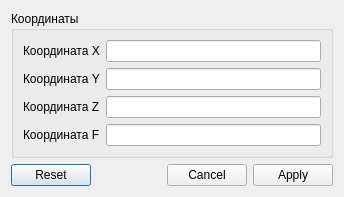
The window that src/manualcontrol.ui (EvgeneOskin/usb-machine) describes before a commit, drawn with Qt 5.
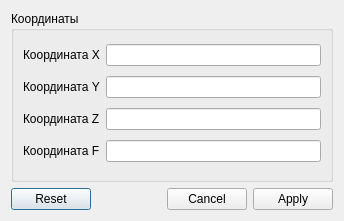
The same window after the commit.

```diff
--- a/src/manualcontrol.ui
+++ b/src/manualcontrol.ui
@@ -7,7 +7,7 @@
     <x>0</x>
     <y>0</y>
     <width>344</width>
-    <height>190</height>
+    <height>221</height>
    </rect>
   </property>
   <property name="windowTitle">
@@ -37,9 +37,6 @@
           <property name="inputMask">
            <string/>
           </property>
-          <property name="clearButtonEnabled">
-           <bool>false</bool>
-          </property>
          </widget>
         </item>
        </layout>
```
